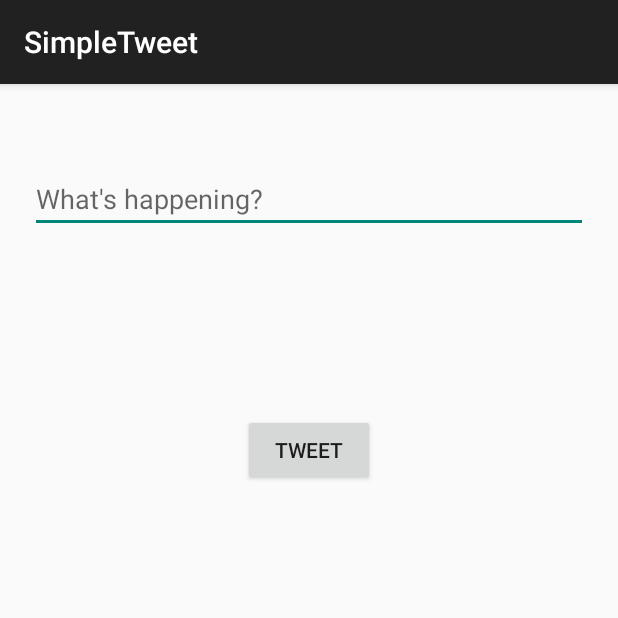
After one commit to monicatang/MySimpleTweets, an Android app: the ComposeActivity screen opened directly, with no data from a screen before it, on a phone screen of 412 x 824 dp, the top half of it. The commit adds this screen. Run offline under Robolectric (Android 15) with nearby library versions, the phone set to English and light mode, and no system bars; our stand-ins replace ButterKnife; libraries missing offline, so code that uses them is left out: com.github.scribejava.apis, com.github.scribejava.core, com.loopj.android, cz.msebera.android, org.parceler.

Commit message:
Implemented compose tweet feature

```diff
--- a/app/build.gradle
+++ b/app/build.gradle
@@ -45,6 +45,8 @@ dependencies {
     annotationProcessor "android.arch.persistence.room:compiler:1.0.0"
     implementation 'com.facebook.stetho:stetho:1.5.0'
     implementation 'com.android.support:recyclerview-v7:27.1.0'
+    implementation 'org.parceler:parceler-api:1.1.6'
+    annotationProcessor 'org.parceler:parceler:1.1.6'
 
     //ButterKnife
     implementation 'com.jakewharton:butterknife:8.4.0'
--- a/app/src/main/AndroidManifest.xml
+++ b/app/src/main/AndroidManifest.xml
@@ -33,7 +33,8 @@
                     android:scheme="@string/intent_scheme" />
             </intent-filter>
         </activity>
-        <activity android:name=".TimelineActivity"></activity>
+        <activity android:name=".TimelineActivity" />
+        <activity android:name=".ComposeActivity"></activity>
     </application>
 
 </manifest>
--- /dev/null
+++ b/app/src/main/java/com/codepath/apps/restclienttemplate/ComposeActivity.java
@@ -0,0 +1,61 @@
+package com.codepath.apps.restclienttemplate;
+
+import android.content.Intent;
+import android.os.Bundle;
+import android.support.v7.app.AppCompatActivity;
+import android.util.Log;
+import android.view.View;
+import android.widget.EditText;
+
+import com.codepath.apps.restclienttemplate.models.Tweet;
+import com.loopj.android.http.JsonHttpResponseHandler;
+
+import org.json.JSONException;
+import org.json.JSONObject;
+import org.parceler.Parcels;
+
+import butterknife.BindView;
+import butterknife.ButterKnife;
+import cz.msebera.android.httpclient.Header;
+
+public class ComposeActivity extends AppCompatActivity {
+
+    @BindView(R.id.etCompose) EditText etCompose;
+    TwitterClient client;
+    Tweet tweet;
+
+    @Override
+    protected void onCreate(Bundle savedInstanceState) {
+        super.onCreate(savedInstanceState);
+        setContentView(R.layout.activity_compose);
+        ButterKnife.bind(this);
+        client = new TwitterClient(ComposeActivity.this);
+
+    }
+
+    public void onTweet(View v){
+        Log.d("tweet", "Processing tweet");
+        String message = etCompose.getText().toString();
+
+        client.sendTweet(message, new JsonHttpResponseHandler(){
+            @Override
+            public void onSuccess(int statusCode, Header[] headers, JSONObject response) {
+                try {
+                    Intent intent = new Intent();
+                    tweet = Tweet.fromJSON(response);
+                    intent.putExtra(Tweet.class.getSimpleName(), Parcels.wrap(tweet));
+                    setResult(RESULT_OK, intent);
+                    finish();
+                } catch (JSONException e) {
+                    e.printStackTrace();
+//                    TODO -- figure out how to deal with failed post
+                }
+
+            }
+        });
+
+
+
+    }
+
+}
--- a/app/src/main/java/com/codepath/apps/restclienttemplate/TwitterClient.java
+++ b/app/src/main/java/com/codepath/apps/restclienttemplate/TwitterClient.java
@@ -57,4 +57,12 @@ public class TwitterClient extends OAuthBaseClient {
 	 *    i.e client.get(apiUrl, params, handler);
 	 *    i.e client.post(apiUrl, params, handler);
 	 */
+
+    public void sendTweet(String message, AsyncHttpResponseHandler handler) {
+        String apiUrl = getApiUrl("statuses/update.json");
+        // Can specify query string params directly or through RequestParams.
+        RequestParams params = new RequestParams();
+        params.put("status", message);
+        client.post(apiUrl, params, handler);
+    }
 }
--- a/app/src/main/java/com/codepath/apps/restclienttemplate/models/User.java
+++ b/app/src/main/java/com/codepath/apps/restclienttemplate/models/User.java
@@ -2,7 +2,9 @@ package com.codepath.apps.restclienttemplate.models;
 
 import org.json.JSONException;
 import org.json.JSONObject;
+import org.parceler.Parcel;
 
+@Parcel
 public class User {
     //list attributes
 
--- /dev/null
+++ b/app/src/main/res/layout/activity_compose.xml
@@ -0,0 +1,32 @@
+<?xml version="1.0" encoding="utf-8"?>
+<RelativeLayout xmlns:android="http://schemas.android.com/apk/res/android"
+    xmlns:app="http://schemas.android.com/apk/res-auto"
+    xmlns:tools="http://schemas.android.com/tools"
+    android:layout_margin="20dp"
+    android:layout_width="match_parent"
+    android:layout_height="match_parent"
+
+    tools:context=".ComposeActivity">
+
+    <EditText
+        android:id="@+id/etCompose"
+        android:layout_width="match_parent"
+        android:layout_height="wrap_content"
+        android:minLines="5"
+        android:maxLength="140"
+        android:layout_alignParentTop="true"
+        android:layout_centerHorizontal="true"
+        android:layout_marginTop="34dp"
+        android:hint="@string/etCompose_hint"
+        android:inputType="text" />
+
+    <Button
+        android:id="@+id/btnCompose"
+        android:layout_width="wrap_content"
+        android:layout_height="wrap_content"
+        android:layout_alignParentTop="true"
+        android:layout_centerHorizontal="true"
+        android:layout_marginTop="200dp"
+        android:onClick="onTweet"
+        android:text="@string/btnCompose_text" />
+</RelativeLayout>
--- a/app/src/main/res/values/strings.xml
+++ b/app/src/main/res/values/strings.xml
@@ -6,4 +6,8 @@
     <string name="intent_scheme">oauth</string>
     <string name="intent_host">cprest</string>
 
+    <!--Compose-->
+    <string name="etCompose_hint">What\'s happening?</string>
+    <string name="btnCompose_text">Tweet</string>
+
 </resources>
```
Also changed, not shown: app/src/main/java/com/codepath/apps/restclienttemplate/TimelineActivity.java (+42 -2 lines), app/src/main/java/com/codepath/apps/restclienttemplate/models/Tweet.java (+7 -3 lines), app/src/main/res/menu/menu_main.xml (added, +10 -0 lines), app/src/main/res/drawable-hdpi/ic_compose.png (added), app/src/main/res/drawable-mdpi/ic_compose.png (added), app/src/main/res/drawable-xhdpi/ic_compose.png (added), app/src/main/res/drawable-xxhdpi/ic_compose.png (added).
